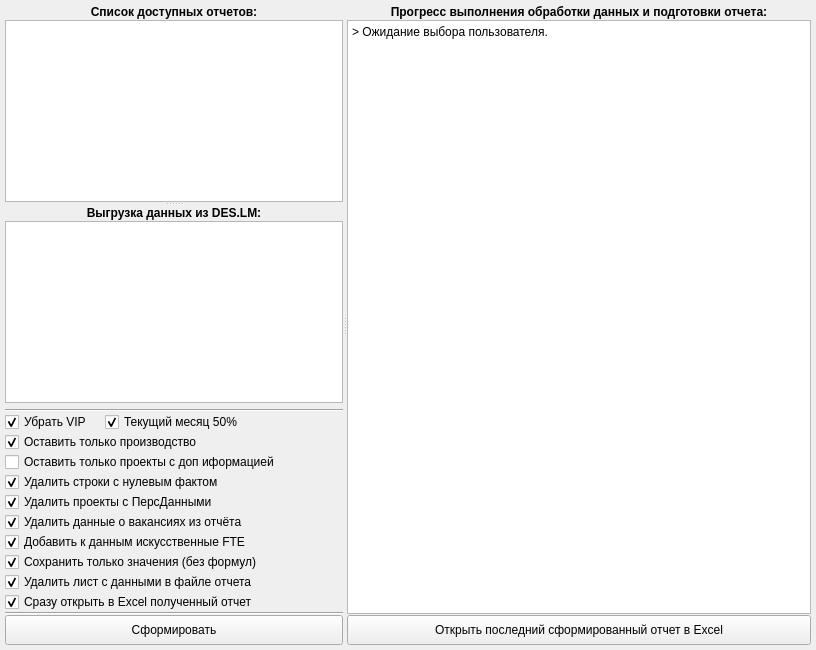
Above: Qt5Project/Windows2.ui from DIVIGL1/DES.LM.Reports before the change. Below: the same form after it.
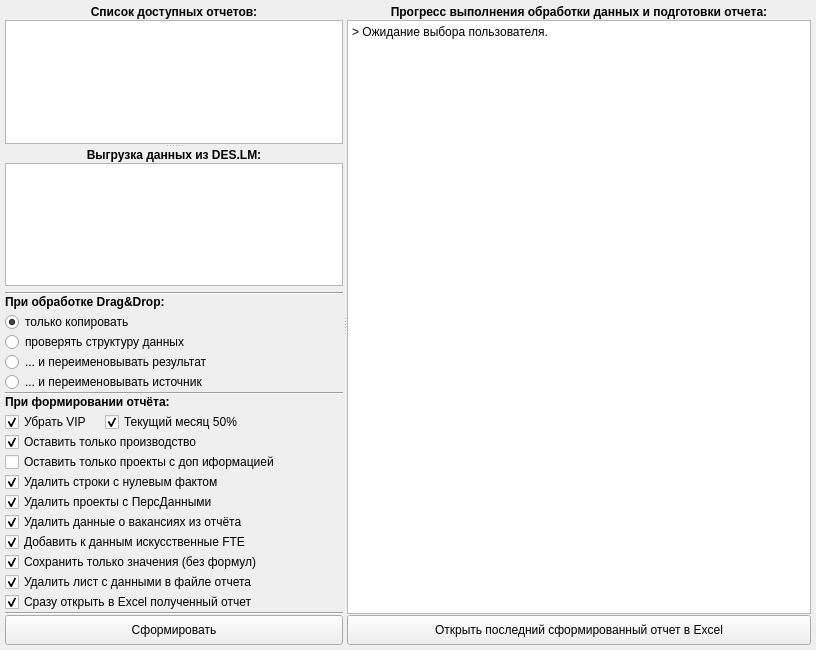
That is the form after the change.

Commit message: Added new elements to the Main Form for selecting the Drag & Drop processing rule.

Diff of the .ui file:
```diff
--- a/Qt5Project/Windows2.ui
+++ b/Qt5Project/Windows2.ui
@@ -181,6 +181,69 @@
           <property name="spacing">
            <number>0</number>
           </property>
+          <item>
+           <widget class="Line" name="line_3">
+            <property name="orientation">
+             <enum>Qt::Horizontal</enum>
+            </property>
+           </widget>
+          </item>
+          <item>
+           <widget class="QLabel" name="label">
+            <property name="font">
+             <font>
+              <weight>75</weight>
+              <bold>true</bold>
+             </font>
+            </property>
+            <property name="text">
+             <string>При обработке Drag&amp;Drop:</string>
+            </property>
+           </widget>
+          </item>
+          <item>
+           <widget class="QLabel" name="label_4">
+            <property name="font">
+             <font>
+              <pointsize>2</pointsize>
+             </font>
+            </property>
+            <property name="text">
+             <string/>
+            </property>
+           </widget>
+          </item>
+          <item>
+           <widget class="QRadioButton" name="radioButtonDD1">
+            <property name="text">
+             <string>только копировать</string>
+            </property>
+            <property name="checked">
+             <bool>true</bool>
+            </property>
+           </widget>
+          </item>
+          <item>
+           <widget class="QRadioButton" name="radioButtonDD2">
+            <property name="text">
+             <string>проверять структуру данных</string>
+            </property>
+           </widget>
+          </item>
+          <item>
+           <widget class="QRadioButton" name="radioButtonDD3">
+            <property name="text">
+             <string>... и переименовывать результат</string>
+            </property>
+           </widget>
+          </item>
+          <item>
+           <widget class="QRadioButton" name="radioButtonDD4">
+            <property name="text">
+             <string>... и переименовывать источник</string>
+            </property>
+           </widget>
+          </item>
           <item>
            <widget class="Line" name="line_2">
             <property name="orientation">
@@ -188,6 +251,31 @@
             </property>
            </widget>
           </item>
+          <item>
+           <widget class="QLabel" name="label_2">
+            <property name="font">
+             <font>
+              <weight>75</weight>
+              <bold>true</bold>
+             </font>
+            </property>
+            <property name="text">
+             <string>При формировании отчёта:</string>
+            </property>
+           </widget>
+          </item>
+          <item>
+           <widget class="QLabel" name="label_3">
+            <property name="font">
+             <font>
+              <pointsize>2</pointsize>
+             </font>
+            </property>
+            <property name="text">
+             <string/>
+            </property>
+           </widget>
+          </item>
           <item>
            <layout class="QHBoxLayout" name="horizontalLayout">
             <item>
```
The commit also changes 1 other file.
